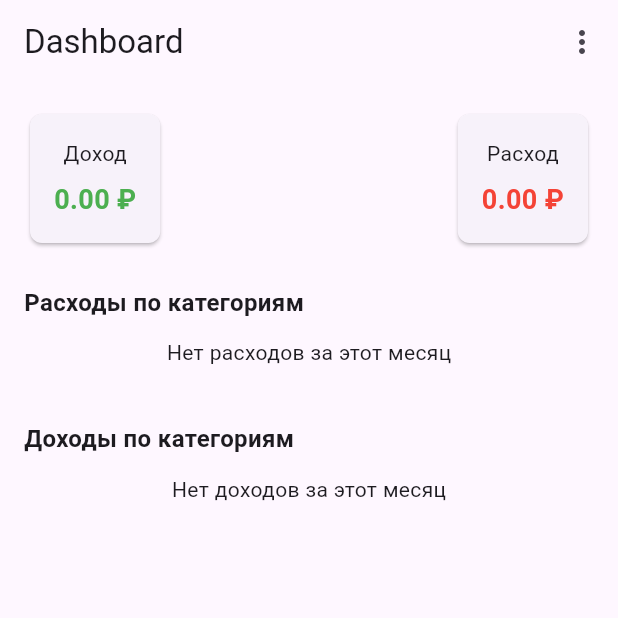
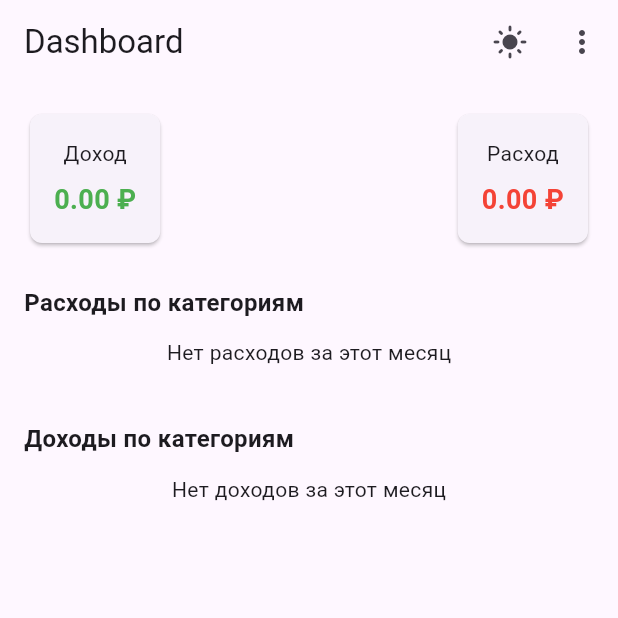
Before and after one commit to amran1451/finance_tracker, a Flutter app: the screen it shows after launch, after a tap on the "list" icon, after a tap on the "bar chart" icon, on a phone screen of 412 x 824 dp, the top half of it. Run offline on Flutter 3.47's test engine with Material 3 defaults, Android fonts, the phone set to English and light mode, and no system bars; our stand-ins replace csv, fl_chart, hive, hive_flutter, printing; accounts and stored records are empty.

Commit message:
Добавление общей темной темы

```diff
--- a/lib/main.dart
+++ b/lib/main.dart
@@ -7,6 +7,7 @@ import 'screens/dashboard_screen.dart';
 import 'screens/plans_screen.dart';
 import 'screens/reports_screen.dart';
 import 'models/limit.dart';
+import 'theme_notifier.dart';
 
 Future<void> main() async {
   WidgetsFlutterBinding.ensureInitialized();
@@ -16,31 +17,42 @@ Future<void> main() async {
   Hive.registerAdapter(LimitAdapter());
 
   await Hive.openBox<FinTransaction>('transactions');
-  // Открываем limits _один раз_:
   await Hive.openBox<Limit>('limits');
 
-  runApp(const MyApp());
+  final themeNotifier = ThemeNotifier();
+  await themeNotifier.loadTheme();
+
+  runApp(MyApp(themeNotifier: themeNotifier));
 }
 
 class MyApp extends StatelessWidget {
-  const MyApp({Key? key}) : super(key: key);
+  final ThemeNotifier themeNotifier;
+  const MyApp({Key? key, required this.themeNotifier}) : super(key: key);
 
   @override
   Widget build(BuildContext context) {
+    return ValueListenableBuilder<ThemeMode>(
+      valueListenable: themeNotifier,
+      builder: (context, mode, _) {
         return MaterialApp(
           title: 'Finance Tracker',
-      theme: ThemeData(primarySwatch: Colors.blue),
-      home: const RootScreen(),
+          theme: ThemeData.light(),
+          darkTheme: ThemeData.dark(),
+          themeMode: mode,
+          home: RootScreen(themeNotifier: themeNotifier),
           routes: {
             '/plans': (_) => const PlansScreen(),
             '/reports': (_) => const ReportsScreen(),
+          },
+        );
       },
     );
   }
 }
 
 class RootScreen extends StatefulWidget {
-  const RootScreen({Key? key}) : super(key: key);
+  final ThemeNotifier themeNotifier;
+  const RootScreen({Key? key, required this.themeNotifier}) : super(key: key);
 
   @override
   State<RootScreen> createState() => _RootScreenState();
@@ -49,10 +61,16 @@ class RootScreen extends StatefulWidget {
 class _RootScreenState extends State<RootScreen> {
   int _currentIndex = 1; // 0 = Transactions, 1 = Dashboard
 
-  final _screens = [
+  late final List<Widget> _screens;
+
+  @override
+  void initState() {
+    super.initState();
+    _screens = [
       const TransactionsListScreen(),
-    const DashboardScreen(),
+      DashboardScreen(themeNotifier: widget.themeNotifier),
     ];
+  }
 
   @override
   Widget build(BuildContext context) {
--- a/lib/screens/dashboard_screen.dart
+++ b/lib/screens/dashboard_screen.dart
@@ -2,6 +2,7 @@ import 'package:flutter/material.dart';
 import 'package:hive_flutter/hive_flutter.dart';
 import 'package:fl_chart/fl_chart.dart';
 import '../models/transaction.dart';
+import '../theme_notifier.dart';
 
 // 1) Настройте цвета для ваших категорий здесь:
 const Map<String, Color> categoryColors = {
@@ -22,7 +23,8 @@ const List<Color> fallbackColors = [
 ];
 
 class DashboardScreen extends StatelessWidget {
-  const DashboardScreen({Key? key}) : super(key: key);
+  final ThemeNotifier themeNotifier;
+  const DashboardScreen({Key? key, required this.themeNotifier}) : super(key: key);
 
   @override
   Widget build(BuildContext context) {
@@ -88,6 +90,17 @@ class DashboardScreen extends StatelessWidget {
       appBar: AppBar(
         title: const Text('Dashboard'),
         actions: [
+          IconButton(
+            icon: Icon(themeNotifier.value == ThemeMode.dark
+                ? Icons.dark_mode
+                : Icons.light_mode),
+            onPressed: () {
+              final newMode = themeNotifier.value == ThemeMode.dark
+                  ? ThemeMode.light
+                  : ThemeMode.dark;
+              themeNotifier.updateTheme(newMode);
+            },
+          ),
           PopupMenuButton<String>(
             onSelected: (v) {
               if (v == 'plans') Navigator.pushNamed(context, '/plans');
--- /dev/null
+++ b/lib/theme_notifier.dart
@@ -0,0 +1,41 @@
+import 'package:flutter/material.dart';
+import 'package:hive/hive.dart';
+
+class ThemeNotifier extends ValueNotifier<ThemeMode> {
+  static const _boxName = 'settings';
+  static const _themeKey = 'theme_mode';
+
+  ThemeNotifier() : super(ThemeMode.system);
+
+  Future<void> loadTheme() async {
+    final box = await Hive.openBox(_boxName);
+    final saved = box.get(_themeKey, defaultValue: 'system') as String;
+    switch (saved) {
+      case 'light':
+        value = ThemeMode.light;
+        break;
+      case 'dark':
+        value = ThemeMode.dark;
+        break;
+      default:
+        value = ThemeMode.system;
+    }
+  }
+
+  Future<void> updateTheme(ThemeMode mode) async {
+    value = mode;
+    final box = await Hive.openBox(_boxName);
+    await box.put(_themeKey, _modeToString(mode));
+  }
+
+  String _modeToString(ThemeMode mode) {
+    switch (mode) {
+      case ThemeMode.light:
+        return 'light';
+      case ThemeMode.dark:
+        return 'dark';
+      default:
+        return 'system';
+    }
+  }
+}
--- a/pubspec.yaml
+++ b/pubspec.yaml
@@ -20,6 +20,9 @@ dependencies:
   pdf: ^3.8.1
   printing: ^5.9.0
 
+  app_theme:
+    path: ../digital_diary_app/packages/app_theme
+
 dev_dependencies:
   flutter_test:
     sdk: flutter
```
Also changed, not shown: pubspec.lock. Lines whose indentation alone changed are shown as unchanged.
